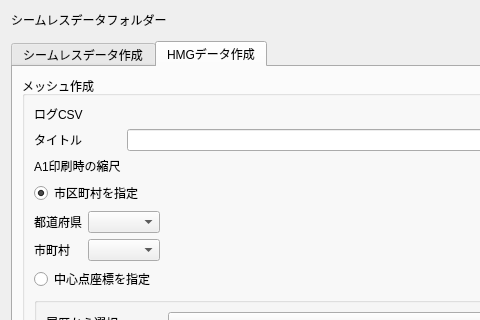
Above: ui/main_window.ui from 0712kazu/HazardMapGame_tool before the change; both pictures show x 0 to 480 and y 0 to 320 of the 851 by 843 pixel window. Below: the same form after it.
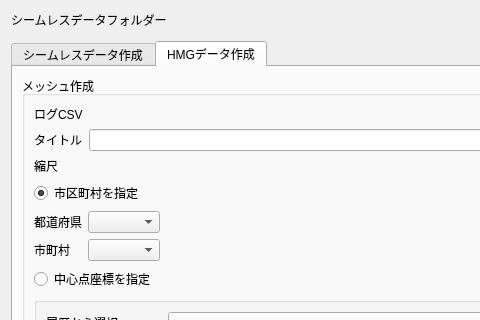
That is the form after the change. The open tabs and pages were chosen to show the change. Custom widgets are drawn as their Qt base class.

Commit message: Remove comments

Patch:
```diff
--- a/ui/main_window.ui
+++ b/ui/main_window.ui
@@ -342,7 +342,7 @@
             <item row="2" column="0">
              <widget class="QLabel" name="label_4">
               <property name="text">
-               <string>A1印刷時の縮尺</string>
+               <string>縮尺</string>
               </property>
              </widget>
             </item>
```
The commit also changes 1 other file.
